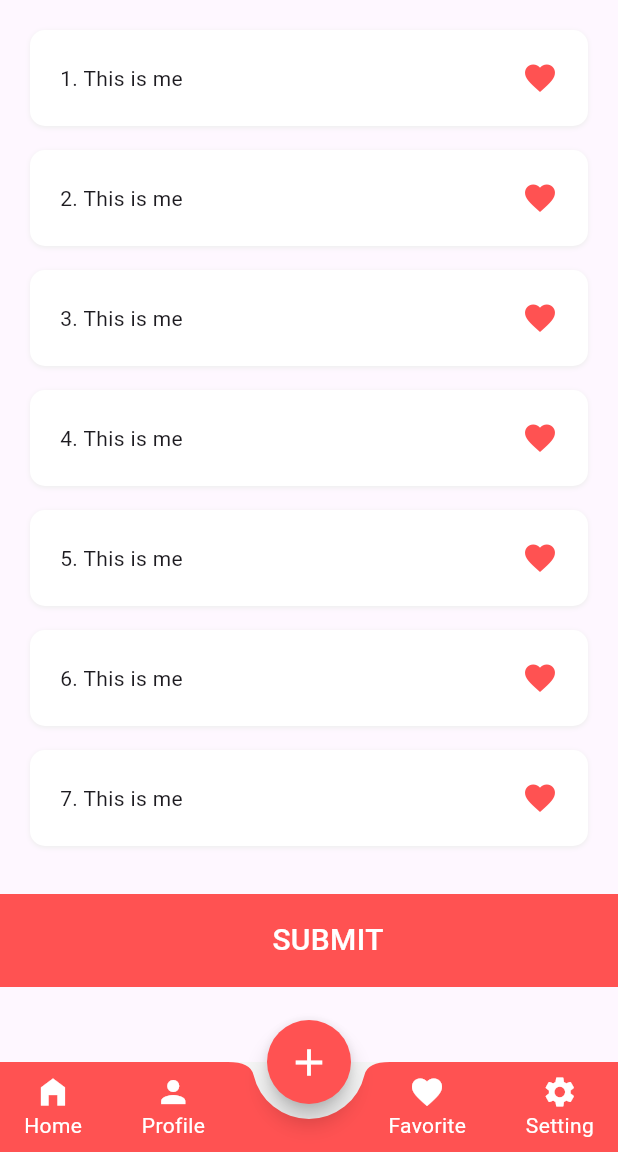
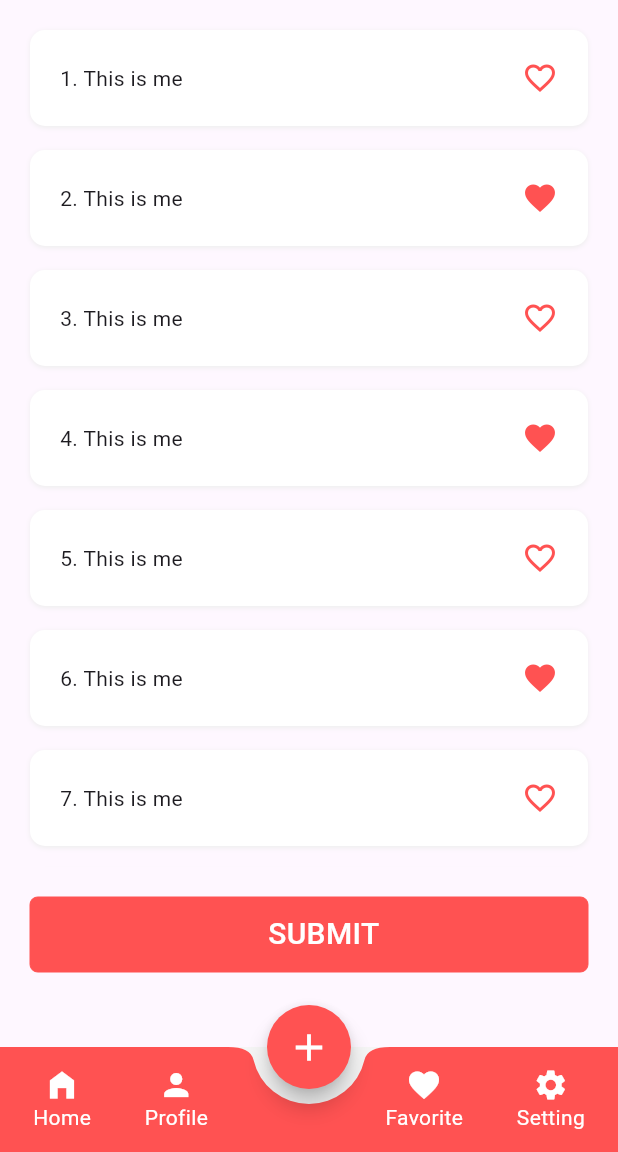
Before and after one commit to Mustakimmokter/Practice_30-12-2024, a Flutter app: the screen it shows after launch, on a phone screen of 412 x 824 dp, the part 84-1236 px from its top. Run offline on Flutter 3.47's test engine with Material 3 defaults, Android fonts, the phone set to English and light mode, and no system bars; our stand-ins replace get.

Commit message:
Second commit

```diff
--- a/lib/featured/screens/home_screen.dart
+++ b/lib/featured/screens/home_screen.dart
@@ -2,8 +2,8 @@ import 'package:flutter/foundation.dart';
 import 'package:flutter/material.dart';
 import 'package:get/get.dart';
 import 'package:testone/controller/loading_controller.dart';
-import 'package:testone/controller/navbar_controller.dart';
 import 'package:testone/widgets/button_one.dart';
+import 'package:testone/widgets/icon_button.dart';
 
 class HomeScreen extends StatelessWidget {
    const HomeScreen({super.key});
@@ -11,7 +11,6 @@ class HomeScreen extends StatelessWidget {
   @override
   Widget build(BuildContext context) {
     final LoadingController loadingController = Get.put(LoadingController());
-    final NavbarController navBarController = Get.put(NavbarController());
     return Column(
       children: [
         Expanded(
@@ -38,8 +37,8 @@ class HomeScreen extends StatelessWidget {
                     mainAxisAlignment : MainAxisAlignment.spaceBetween,
                     children: [
                       Text("${index+1}. This is me"),
-                      ButtonOne(
-                        icon: Icons.favorite,
+                      CustomIconButton(
+                        iconData: index.isEven? Icons.favorite_border: Icons.favorite,
                         onTap: () {
                           if (kDebugMode) {
                             print(index+1);
@@ -55,19 +54,11 @@ class HomeScreen extends StatelessWidget {
         ),
         SizedBox(height: 20),
         ButtonOne(
-          onTap: (){
+          width: double.maxFinite,
+          onPressed: (){
             loadingController.getLoading(context);
           },
-          widget: Container(
-            width: double.maxFinite,
-            alignment: Alignment.center,
-            padding: EdgeInsets.symmetric(vertical: 16,horizontal: 16),
-            decoration: BoxDecoration(
-              color: Colors.redAccent,
-              //borderRadius: BorderRadius.circular(10),
-
-            ),
-            child: Row(
+          widget: Row(
             mainAxisAlignment: MainAxisAlignment.center,
             children: [
               Spacer(flex: 3,),
@@ -88,7 +79,6 @@ class HomeScreen extends StatelessWidget {
             ],
           ),
         ),
-        ),
         SizedBox(height: 50),
       ],
     );
--- a/lib/nav_bar/nav_ber.dart
+++ b/lib/nav_bar/nav_ber.dart
@@ -21,16 +21,19 @@ class NavBar extends StatelessWidget {
   Widget build(BuildContext context) {
     final double sizeOf = MediaQuery.sizeOf(context).width;
     return Padding(
-      padding: const EdgeInsets.symmetric(horizontal: 16),
+      padding: const EdgeInsets.symmetric(horizontal: 12),
       child: Row(
         mainAxisAlignment: MainAxisAlignment.spaceBetween,
         children: List.generate(length, (index) {
           return Row(
             children: [
-              GestureDetector(
+              InkWell(
+                borderRadius: BorderRadius.circular(100),
                 onTap: () {
                   onTap(index);
                 },
+                child: Padding(
+                  padding: const EdgeInsets.all(10),
                   child: Column(
                     mainAxisAlignment: MainAxisAlignment.center,
                     crossAxisAlignment: CrossAxisAlignment.center,
@@ -38,6 +41,7 @@ class NavBar extends StatelessWidget {
                       Icon(icons[index],color: Colors.white,),
                       Text(label[index],style: TextStyle(color: Colors.white),),
                     ],
+                  ),
                 ),
               ),
               index == 1? SizedBox(width: sizeOf / floatSize!) :SizedBox(),
--- a/lib/nav_bar/screen_controller.dart
+++ b/lib/nav_bar/screen_controller.dart
@@ -39,7 +39,7 @@ class NavBarScreenController extends StatelessWidget {
         notchMargin: 10,
         clipBehavior: Clip.antiAlias,
         color: Colors.redAccent,
-        height: 60,
+        height: 70,
         child: NavBar(
           length: 4,
           icons: [Icons.home_filled,Icons.person,Icons.favorite,Icons.settings],
--- a/lib/widgets/button_one.dart
+++ b/lib/widgets/button_one.dart
@@ -1,16 +1,52 @@
 import 'package:flutter/material.dart';
 
 class ButtonOne extends StatelessWidget {
-  const ButtonOne({super.key, required this.onTap,this.icon,this.widget});
-  final Function() onTap;
+  const ButtonOne({super.key,
+    required this.onPressed,
+    this.widget,
+    this.title = 'Null',
+    this.titleSize = 20,
+    this.elevation = 0,
+    this.borderRadius = 5,
+    this.width,
+    this.height,
+    this.margin,
+    this.padding,
+    this.backgroundColor = Colors.redAccent,
+    this.titleColor = Colors.white,
+    this.borderColor = Colors.redAccent,
+    this.borderWidth,
+
+  });
+  final Function() onPressed;
   final Widget? widget;
-  final IconData? icon;
+  final String? title;
+  final double? titleSize,elevation, borderRadius,width,height,borderWidth;
+  final EdgeInsetsGeometry? padding, margin;
+  final Color? backgroundColor, titleColor, borderColor;
 
   @override
   Widget build(BuildContext context) {
-    return GestureDetector(
-      onTap: onTap,
-      child: widget ?? Icon(icon,color: Colors.redAccent,),
+    return Padding(
+      padding: margin ?? const EdgeInsets.symmetric(horizontal: 20),
+      child: SizedBox(
+        width: width,
+        height: height,
+        child: RawMaterialButton(
+          padding: padding ?? EdgeInsets.symmetric(vertical: 10,horizontal: 10),
+         onPressed: onPressed,
+          elevation: elevation!,
+          fillColor: borderWidth != null? Colors.transparent : backgroundColor,
+          shape: RoundedRectangleBorder(
+            borderRadius: BorderRadius.circular(borderRadius!),
+            side: BorderSide(color: borderColor!,width: borderWidth ?? 0),
+          ),
+          child: widget ?? Text(title!,style: TextStyle(
+              color: borderWidth != null ? borderColor : titleColor,fontSize: titleSize,fontWeight: FontWeight.w500,
+          ),
+          )
+        ),
+      ),
     );
   }
 }
--- /dev/null
+++ b/lib/widgets/icon_button.dart
@@ -0,0 +1,25 @@
+import 'package:flutter/material.dart';
+
+class CustomIconButton extends StatelessWidget {
+  const CustomIconButton ({super.key,
+    required this.onTap,
+    this.iconData = Icons.favorite,
+    this.color = Colors.redAccent,
+    this.size = 24,
+    this.child,
+  });
+  final VoidCallback onTap;
+  final IconData? iconData;
+  final Color? color;
+  final double? size;
+  final Widget? child;
+
+  @override
+  Widget build(BuildContext context) {
+    return GestureDetector(
+      onTap: onTap,
+      child: child ?? Icon(iconData,color: color,size: size,),
+
+    );
+  }
+}
```
Lines whose indentation alone changed are shown as unchanged.
